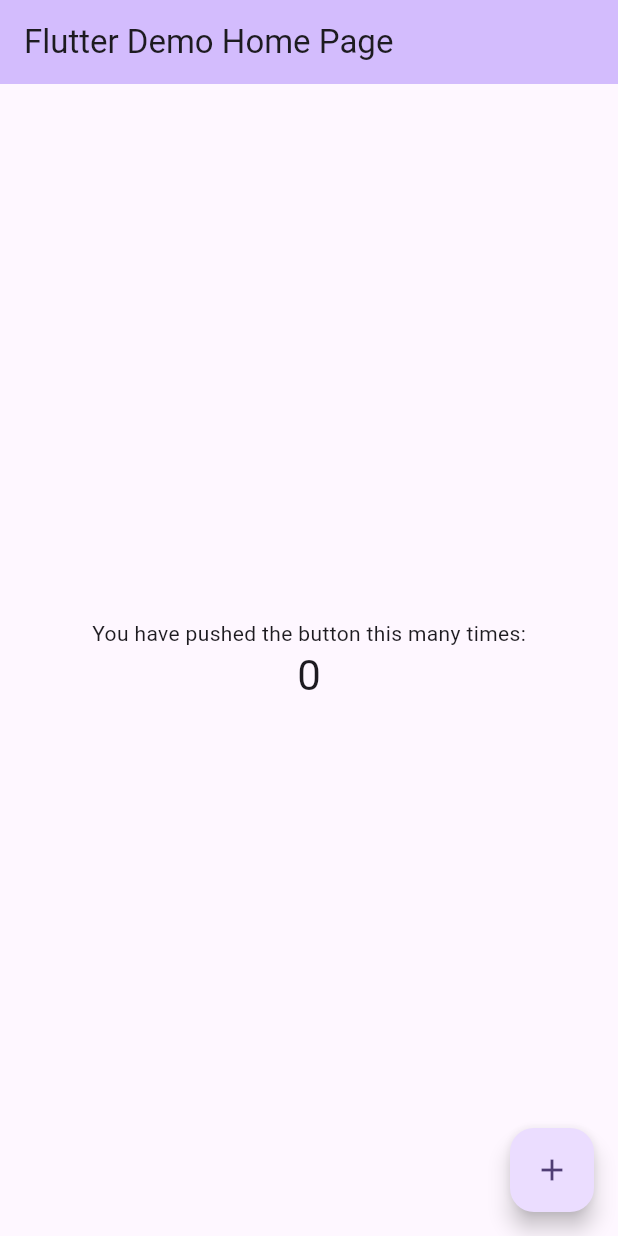
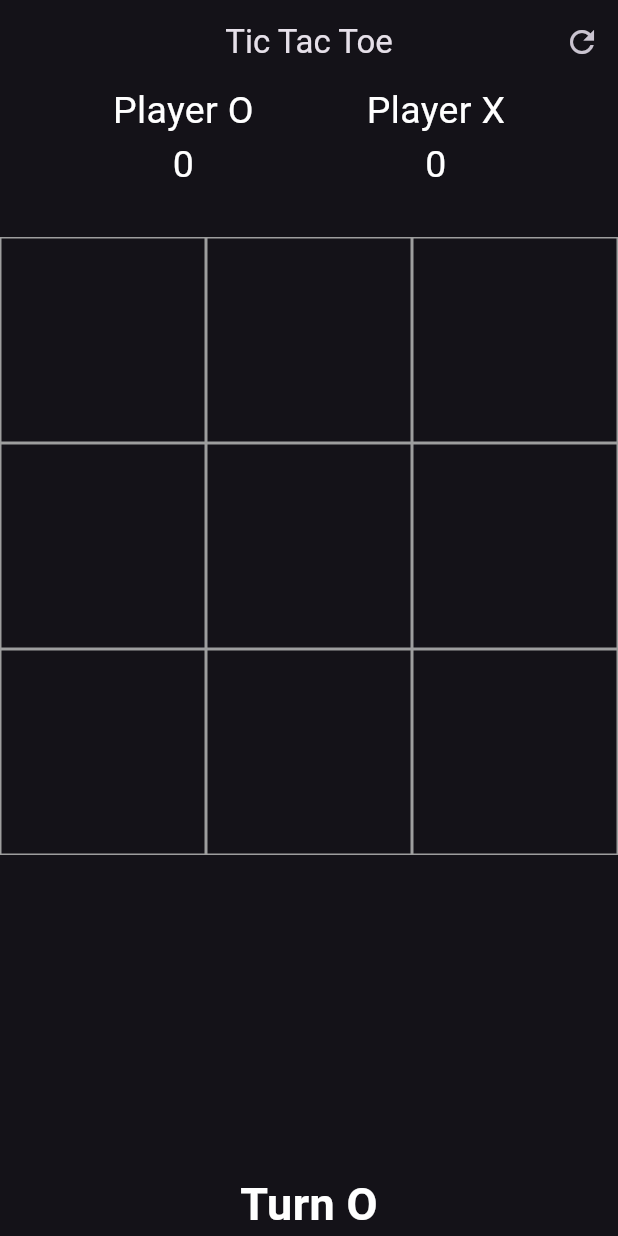
Before and after one commit to iamsaeedbm/tic_tac_toe, a Flutter app: the screen it shows after launch, on a phone screen of 412 x 824 dp. Run offline on Flutter 3.47's test engine with Material 3 defaults, Android fonts, the light colour scheme and no system bars.

Commit message:
make & add starter files

```diff
--- a/analysis_options.yaml
+++ b/analysis_options.yaml
@@ -7,7 +7,7 @@
 
 # The following line activates a set of recommended lints for Flutter apps,
 # packages, and plugins designed to encourage good coding practices.
-include: package:flutter_lints/flutter.yaml
+# include: package:flutter_lints/flutter.yaml
 
 linter:
   # The lint rules applied to this project can be customized in the
--- a/lib/main.dart
+++ b/lib/main.dart
@@ -1,125 +1,19 @@
 import 'package:flutter/material.dart';
+import 'package:tic_tac_toe/screens/home_page.dart';
 
-void main() {
-  runApp(const MyApp());
+void main(List<String> args) {
+  runApp(MyApp());
 }
 
 class MyApp extends StatelessWidget {
   const MyApp({super.key});
 
-  // This widget is the root of your application.
   @override
   Widget build(BuildContext context) {
     return MaterialApp(
-      title: 'Flutter Demo',
-      theme: ThemeData(
-        // This is the theme of your application.
-        //
-        // TRY THIS: Try running your application with "flutter run". You'll see
-        // the application has a purple toolbar. Then, without quitting the app,
-        // try changing the seedColor in the colorScheme below to Colors.green
-        // and then invoke "hot reload" (save your changes or press the "hot
-        // reload" button in a Flutter-supported IDE, or press "r" if you used
-        // the command line to start the app).
-        //
-        // Notice that the counter didn't reset back to zero; the application
-        // state is not lost during the reload. To reset the state, use hot
-        // restart instead.
-        //
-        // This works for code too, not just values: Most code changes can be
-        // tested with just a hot reload.
-        colorScheme: ColorScheme.fromSeed(seedColor: Colors.deepPurple),
-        useMaterial3: true,
-      ),
-      home: const MyHomePage(title: 'Flutter Demo Home Page'),
+      theme: ThemeData.dark(),
+      debugShowCheckedModeBanner: false,
+      home: HomePage(),
     );
   }
 }
-
-class MyHomePage extends StatefulWidget {
-  const MyHomePage({super.key, required this.title});
-
-  // This widget is the home page of your application. It is stateful, meaning
-  // that it has a State object (defined below) that contains fields that affect
-  // how it looks.
-
-  // This class is the configuration for the state. It holds the values (in this
-  // case the title) provided by the parent (in this case the App widget) and
-  // used by the build method of the State. Fields in a Widget subclass are
-  // always marked "final".
-
-  final String title;
-
-  @override
-  State<MyHomePage> createState() => _MyHomePageState();
-}
-
-class _MyHomePageState extends State<MyHomePage> {
-  int _counter = 0;
-
-  void _incrementCounter() {
-    setState(() {
-      // This call to setState tells the Flutter framework that something has
-      // changed in this State, which causes it to rerun the build method below
-      // so that the display can reflect the updated values. If we changed
-      // _counter without calling setState(), then the build method would not be
-      // called again, and so nothing would appear to happen.
-      _counter++;
-    });
-  }
-
-  @override
-  Widget build(BuildContext context) {
-    // This method is rerun every time setState is called, for instance as done
-    // by the _incrementCounter method above.
-    //
-    // The Flutter framework has been optimized to make rerunning build methods
-    // fast, so that you can just rebuild anything that needs updating rather
-    // than having to individually change instances of widgets.
-    return Scaffold(
-      appBar: AppBar(
-        // TRY THIS: Try changing the color here to a specific color (to
-        // Colors.amber, perhaps?) and trigger a hot reload to see the AppBar
-        // change color while the other colors stay the same.
-        backgroundColor: Theme.of(context).colorScheme.inversePrimary,
-        // Here we take the value from the MyHomePage object that was created by
-        // the App.build method, and use it to set our appbar title.
-        title: Text(widget.title),
-      ),
-      body: Center(
-        // Center is a layout widget. It takes a single child and positions it
-        // in the middle of the parent.
-        child: Column(
-          // Column is also a layout widget. It takes a list of children and
-          // arranges them vertically. By default, it sizes itself to fit its
-          // children horizontally, and tries to be as tall as its parent.
-          //
-          // Column has various properties to control how it sizes itself and
-          // how it positions its children. Here we use mainAxisAlignment to
-          // center the children vertically; the main axis here is the vertical
-          // axis because Columns are vertical (the cross axis would be
-          // horizontal).
-          //
-          // TRY THIS: Invoke "debug painting" (choose the "Toggle Debug Paint"
-          // action in the IDE, or press "p" in the console), to see the
-          // wireframe for each widget.
-          mainAxisAlignment: MainAxisAlignment.center,
-          children: <Widget>[
-            const Text(
-              'You have pushed the button this many times:',
-            ),
-            Text(
-              '$_counter',
-              style: Theme.of(context).textTheme.headlineMedium,
-            ),
-          ],
-        ),
-      ),
-      floatingActionButton: FloatingActionButton(
-        onPressed: _incrementCounter,
-        tooltip: 'Increment',
-        child: const Icon(Icons.add),
-      ), // This trailing comma makes auto-formatting nicer for build methods.
-    );
-  }
-}
--- /dev/null
+++ b/lib/screens/home_page.dart
@@ -0,0 +1,213 @@
+import 'package:flutter/material.dart';
+
+class HomePage extends StatefulWidget {
+  const HomePage({super.key});
+
+  @override
+  State<HomePage> createState() => _HomePageState();
+}
+
+class _HomePageState extends State<HomePage> {
+  bool isTurnO = true;
+  List<String> XOList = ['', '', '', '', '', '', '', '', ''];
+  int filledBoxes = 0;
+  bool gameHasResult = false;
+  int scoreX = 0;
+  int scoreO = 0;
+  @override
+  Widget build(BuildContext context) {
+    return Scaffold(
+      appBar: AppBar(
+        title: Text('Tic Tac Toe'),
+        centerTitle: true,
+        actions: [
+          IconButton(
+              onPressed: () {
+                clearGame();
+              },
+              icon: Icon(Icons.refresh))
+        ],
+      ),
+      body: SafeArea(
+        child: Column(
+          children: [
+            getScoreBord(),
+            SizedBox(height: 30),
+            getGridView(),
+            getTurn(),
+          ],
+        ),
+      ),
+    );
+  }
+
+  Widget getScoreBord() {
+    return Row(
+      mainAxisAlignment: MainAxisAlignment.spaceEvenly,
+      children: [
+        Column(
+          children: [
+            Text(
+              'Player O',
+              style: TextStyle(
+                color: Colors.white,
+                fontSize: 25.0,
+              ),
+            ),
+            Text(
+              '$scoreO',
+              style: TextStyle(
+                color: Colors.white,
+                fontSize: 25.0,
+              ),
+            ),
+          ],
+        ),
+        Column(
+          children: [
+            Text(
+              'Player X',
+              style: TextStyle(
+                color: Colors.white,
+                fontSize: 25.0,
+              ),
+            ),
+            Text(
+              '$scoreX',
+              style: TextStyle(
+                color: Colors.white,
+                fontSize: 25.0,
+              ),
+            ),
+          ],
+        ),
+      ],
+    );
+  }
+
+  Widget getGridView() {
+    return Expanded(
+      child: GridView.builder(
+        gridDelegate: const SliverGridDelegateWithFixedCrossAxisCount(
+          crossAxisCount: 3,
+        ),
+        itemCount: 9,
+        itemBuilder: (BuildContext context, int index) {
+          return GestureDetector(
+            onTap: () {
+              tapped(index);
+            },
+            child: Container(
+              width: 100,
+              height: 100,
+              decoration: BoxDecoration(
+                border: Border.all(color: Colors.grey),
+              ),
+              child: Center(
+                child: Text(
+                  XOList[index],
+                  style: TextStyle(
+                    fontSize: 40,
+                    fontWeight: FontWeight.bold,
+                    color: XOList[index] == 'X' ? Colors.red : Colors.white,
+                  ),
+                ),
+              ),
+            ),
+          );
+        },
+      ),
+    );
+  }
+
+  void tapped(int index) {
+    setState(() {
+      if (isTurnO && XOList[index] == '') {
+        XOList[index] = 'O';
+        isTurnO = false;
+        filledBoxes = filledBoxes + 1;
+      }
+      if (!isTurnO && XOList[index] == '') {
+        XOList[index] = 'X';
+        isTurnO = true;
+        filledBoxes = filledBoxes + 1;
+      }
+      checkWinner();
+    });
+  }
+
+  void checkWinner() {
+    if (XOList[0] == XOList[1] && XOList[0] == XOList[2] && XOList[0] != '') {
+      serResult(XOList[0], 'winner is ' + XOList[0]);
+      return;
+    }
+    if (XOList[3] == XOList[4] && XOList[3] == XOList[5] && XOList[3] != '') {
+      serResult(XOList[3], 'winner is ' + XOList[3]);
+
+      return;
+    }
+    if (XOList[6] == XOList[7] && XOList[6] == XOList[8] && XOList[6] != '') {
+      serResult(XOList[6], 'winner is ' + XOList[6]);
+
+      return;
+    }
+    if (XOList[0] == XOList[3] && XOList[0] == XOList[6] && XOList[0] != '') {
+      serResult(XOList[0], 'winner is ' + XOList[0]);
+
+      return;
+    }
+    if (XOList[1] == XOList[4] && XOList[1] == XOList[7] && XOList[1] != '') {
+      serResult(XOList[1], 'winner is ' + XOList[1]);
+
+      return;
+    }
+    if (XOList[2] == XOList[5] && XOList[2] == XOList[8] && XOList[2] != '') {
+      serResult(XOList[2], 'winner is ' + XOList[2]);
+
+      return;
+    }
+    if (XOList[0] == XOList[4] && XOList[0] == XOList[8] && XOList[0] != '') {
+      serResult(XOList[0], 'winner is ' + XOList[0]);
+
+      return;
+    }
+    if (XOList[2] == XOList[4] && XOList[2] == XOList[6] && XOList[2] != '') {
+      serResult(XOList[2], 'winner is ' + XOList[2]);
+
+      return;
+    }
+    if (filledBoxes == 9) {
+      serResult('', 'Draw');
+    }
+  }
+
+  Widget getTurn() {
+    return Text(
+      isTurnO ? 'Turn O' : 'Turn X',
+      style: TextStyle(
+        fontSize: 30,
+        fontWeight: FontWeight.bold,
+        color: Colors.white,
+      ),
+    );
+  }
+
+  void clearGame() {
+    setState(() {
+      for (var i = 0; i < XOList.length; i++) {
+        XOList[i] = '';
+      }
+    });
+  }
+
+  void serResult(String winner, String title) {
+    setState(() {
+      gameHasResult = true;
+      if (winner == 'X') {
+        scoreX = scoreX + 1;
+      } else if (winner == 'O') {
+        scoreO = scoreO + 1;
+      }
+    });
+  }
+}
--- a/pubspec.yaml
+++ b/pubspec.yaml
@@ -45,7 +45,7 @@ dev_dependencies:
   # activated in the `analysis_options.yaml` file located at the root of your
   # package. See that file for information about deactivating specific lint
   # rules and activating additional ones.
-  flutter_lints: ^3.0.0
+  # flutter_lints: ^3.0.0
 
 # For information on the generic Dart part of this file, see the
 # following page: https://dart.dev/tools/pub/pubspec
```
Also changed, not shown: pubspec.lock.
